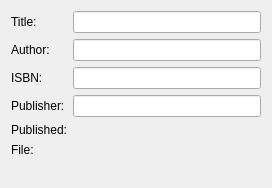
Before: the Qt Designer form amt/views/ui/bookForm.ui in eg0rim/amt, drawn with Qt 5.
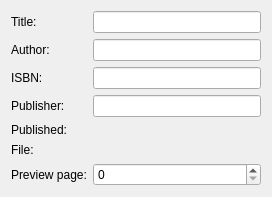
After: the same form once the commit is applied. Custom widgets are drawn as their Qt base class.

Commit message: preview page can be chosen

The edit to the form file:
```diff
--- a/amt/views/ui/bookForm.ui
+++ b/amt/views/ui/bookForm.ui
@@ -74,6 +74,20 @@
    <item row="5" column="1">
     <widget class="AMTEntryFileInput" name="fileInput" native="true"/>
    </item>
+   <item row="6" column="0">
+    <widget class="QLabel" name="previewPageLabel">
+     <property name="text">
+      <string>Preview page:</string>
+     </property>
+    </widget>
+   </item>
+   <item row="6" column="1">
+    <widget class="QSpinBox" name="previewPageSpinBox">
+     <property name="maximum">
+      <number>10000</number>
+     </property>
+    </widget>
+   </item>
   </layout>
  </widget>
  <customwidgets>
```
The commit also changes 5 other files.
